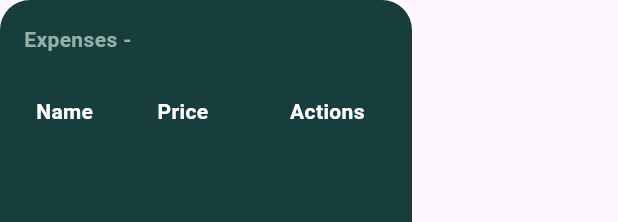
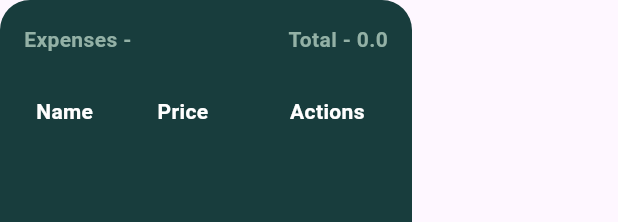
Before and after one commit to captainsero/teamEgyptSystem, a Flutter app: the ExpensesTable widget shown alone on an empty page, opened directly with empty values, on a phone screen of 412 x 824 dp. Shown: the top 222 px of the screen. Run offline on Flutter 3.47's test engine with Material 3 defaults, Android fonts, the phone set to English and light mode, and no system bars; our stand-ins replace barcode_widget, bloc, flutter_bloc, flutter_dotenv, hive, hive_flutter and 2 more; accounts and stored records are empty; network calls fail.

```diff
--- a/lib/features/dash_board/screens/days_data/logic/days_data_cubit/days_data_cubit.dart
+++ b/lib/features/dash_board/screens/days_data/logic/days_data_cubit/days_data_cubit.dart
@@ -19,6 +19,7 @@ class DaysDataCubit extends Cubit<DaysDataState> {
       final stuff = await SupabaseDaysData.getStuff(date);
       final expenses = await SupabaseDaysData.getExpenses(date);
       final double total = await SupabaseInTeam.getTotal(date);
+      final double expensesTotal = await SupabaseDaysData.expensesTotal(date);
 
       if (isClosed) return;
       emit(
@@ -28,6 +29,7 @@ class DaysDataCubit extends Cubit<DaysDataState> {
           stuff: stuff,
           expenses: expenses,
           total: total,
+          expensesTotal: expensesTotal,
         ),
       );
     } catch (e) {
--- a/lib/features/dash_board/screens/days_data/logic/days_data_cubit/days_data_state.dart
+++ b/lib/features/dash_board/screens/days_data/logic/days_data_cubit/days_data_state.dart
@@ -13,6 +13,7 @@ class DayCustomersLoad extends DaysDataState {
   final List<StuffModel> stuff;
   final List<ExpensesModel> expenses;
   final double total;
+  final double expensesTotal;
 
   DayCustomersLoad({
     required this.data,
@@ -20,11 +21,6 @@ class DayCustomersLoad extends DaysDataState {
     required this.stuff,
     required this.expenses,
     required this.total,
+    required this.expensesTotal,
   });
 }
-
-class DeleteExpense extends DaysDataState {
-  final List<ExpensesModel> expenses;
-
-  DeleteExpense({required this.expenses});
-}
--- a/lib/features/dash_board/screens/days_data/presentation/screen/days_data.dart
+++ b/lib/features/dash_board/screens/days_data/presentation/screen/days_data.dart
@@ -60,11 +60,15 @@ class _DaysDataState extends State<DaysData> {
     return BlocBuilder<DaysDataCubit, DaysDataState>(
       builder: (context, state) {
         List<Map<String, dynamic>> customers = [];
+        double revenues = 0.0;
+        double expenses = 0.0;
         double total = 0.0;
 
         if (state is DayCustomersLoad) {
           customers = state.data;
-          total = state.total;
+          revenues = state.total;
+          expenses = state.expensesTotal;
+          total = total - expenses;
         }
 
         return SingleChildScrollView(
@@ -82,7 +86,12 @@ class _DaysDataState extends State<DaysData> {
 
               const SizedBox(height: 10),
 
-              TotalSalaryCard(total: total, dateFormat: dateFormat),
+              TotalSalaryCard(
+                total: total,
+                dateFormat: dateFormat,
+                expenses: expenses,
+                revenues: revenues,
+              ),
 
               const SizedBox(height: 10),
 
--- a/lib/features/dash_board/screens/days_data/presentation/widget/expenses_table.dart
+++ b/lib/features/dash_board/screens/days_data/presentation/widget/expenses_table.dart
@@ -4,7 +4,6 @@ import 'package:team_egypt_v3/core/constants/color.dart';
 import 'package:team_egypt_v3/core/constants/screen_size.dart';
 import 'package:team_egypt_v3/core/models/expenses_model.dart';
 import 'package:team_egypt_v3/core/widgets/modern_toast.dart';
-import 'package:team_egypt_v3/features/dash_board/screens/days_data/data/supabase_days_data.dart';
 import 'package:team_egypt_v3/features/dash_board/screens/days_data/logic/days_data_cubit/days_data_cubit.dart';
 import 'package:team_egypt_v3/features/dash_board/widgets/table_cell.dart';
 import 'package:team_egypt_v3/features/dash_board/widgets/table_header.dart';
@@ -31,29 +30,43 @@ class ExpensesTable extends StatelessWidget {
       ),
       child: SingleChildScrollView(
         child: Align(
-          alignment: Alignment.topLeft,
-          child: Column(
+          alignment: Alignment.center,
+          child: BlocBuilder<DaysDataCubit, DaysDataState>(
+            builder: (context, state) {
+              double total = 0.0;
+              List<ExpensesModel> expenses = [];
+              if (state is DayCustomersLoad) {
+                total = state.expensesTotal;
+                expenses = state.expenses;
+              }
+              return Column(
                 children: [
                   Align(
                     alignment: Alignment.topLeft,
-                child: Text(
+                    child: Row(
+                      children: [
+                        Text(
                           "Expenses - $dateFormat",
                           style: TextStyle(
                             color: Col.light2,
                             fontWeight: FontWeight.bold,
                           ),
                         ),
+                        Spacer(),
+                        Text(
+                          "Total - $total",
+                          style: TextStyle(
+                            color: Col.light2,
+                            fontWeight: FontWeight.bold,
+                          ),
+                        ),
+                      ],
+                    ),
                   ),
 
                   SizedBox(height: 20),
 
-              BlocBuilder<DaysDataCubit, DaysDataState>(
-                builder: (context, state) {
-                  List<ExpensesModel> expenses = [];
-                  if (state is DayCustomersLoad) {
-                    expenses = state.expenses;
-                  }
-                  return Table(
+                  Table(
                     defaultVerticalAlignment: TableCellVerticalAlignment.middle,
                     columnWidths: const {
                       0: FlexColumnWidth(2),
@@ -109,10 +122,10 @@ class ExpensesTable extends StatelessWidget {
                           ],
                         ),
                     ],
+                  ),
+                ],
               );
             },
-              ),
-            ],
           ),
         ),
       ),
```
Also changed, not shown: lib/features/dash_board/screens/days_data/data/supabase_days_data.dart (+12 -0 lines), lib/features/dash_board/screens/days_data/presentation/widget/total_salary_card.dart (+26 -2 lines). Lines whose indentation alone changed are shown as unchanged.
